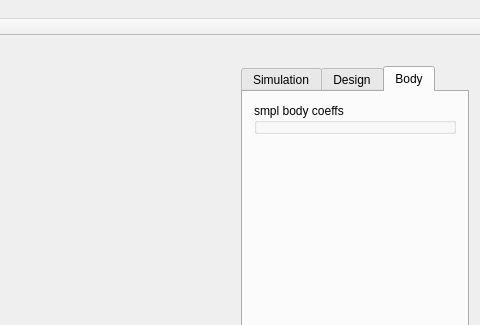
Above: clothdesigner.ui from dolphin-li/ClothDesigner before the change; both pictures show x 410 to 890 and y 0 to 325 of the 890 by 784 pixel window. Below: the same form after it.
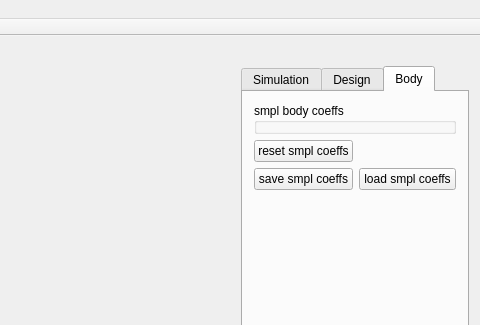
That is the form after the change. The open tabs and pages were chosen to show the change.

Commit message: smpl related ui updated.

What changed in the file:
```diff
--- a/clothdesigner.ui
+++ b/clothdesigner.ui
@@ -420,14 +420,35 @@
          <string>Body</string>
         </attribute>
         <layout class="QGridLayout" name="gridLayout_7">
-         <item row="0" column="0">
+         <item row="2" column="0">
+          <widget class="QPushButton" name="pbSaveSmplCoeffs">
+           <property name="text">
+            <string>save smpl coeffs</string>
+           </property>
+          </widget>
+         </item>
+         <item row="2" column="1">
+          <widget class="QPushButton" name="pbLoadSmplCoeffs">
+           <property name="text">
+            <string>load smpl coeffs</string>
+           </property>
+          </widget>
+         </item>
+         <item row="1" column="0">
+          <widget class="QPushButton" name="pbResetSmplCoeffs">
+           <property name="text">
+            <string>reset smpl coeffs</string>
+           </property>
+          </widget>
+         </item>
+         <item row="0" column="0" colspan="2">
           <widget class="QGroupBox" name="gpSmplBodyCoeffs">
            <property name="title">
             <string>smpl body coeffs</string>
            </property>
           </widget>
          </item>
-         <item row="1" column="0">
+         <item row="3" column="0" colspan="2">
           <spacer name="verticalSpacer_3">
            <property name="orientation">
             <enum>Qt::Vertical</enum>
```
The commit also changes 7 other files.
